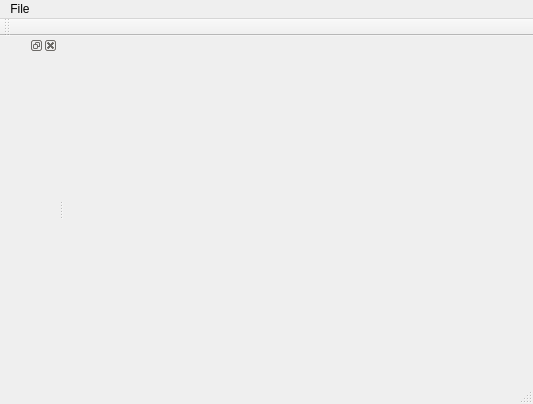
Old version of the form qteditor/EditorMain.ui in the repository qcdong2016/QCEditor.
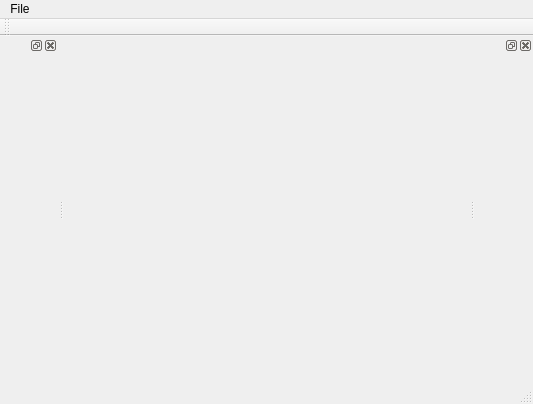
New version of the form.

```diff
--- a/qteditor/EditorMain.ui
+++ b/qteditor/EditorMain.ui
@@ -47,6 +47,12 @@
    </attribute>
    <widget class="QWidget" name="dockWidgetContents_2"/>
   </widget>
+  <widget class="QDockWidget" name="propDock">
+   <attribute name="dockWidgetArea">
+    <number>2</number>
+   </attribute>
+   <widget class="QWidget" name="dockWidgetContents_3"/>
+  </widget>
   <action name="action_Quit">
    <property name="text">
     <string>&amp;Quit</string>
```
Left out of the diff: 2 changed lines with no effect on the pictures.
